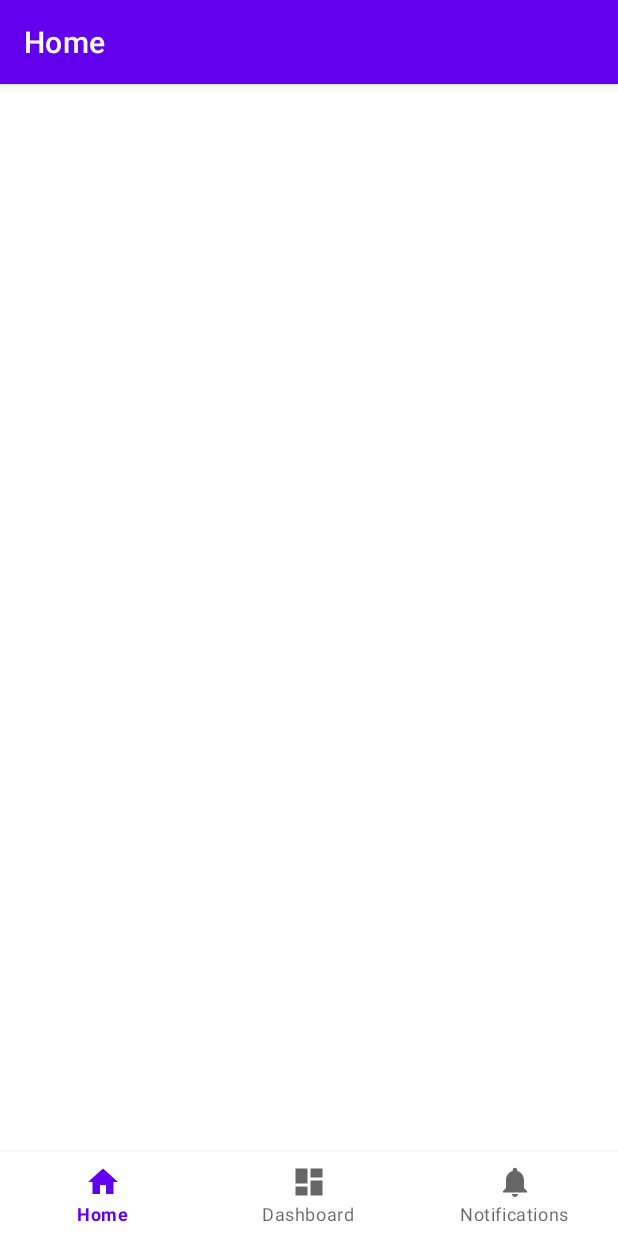
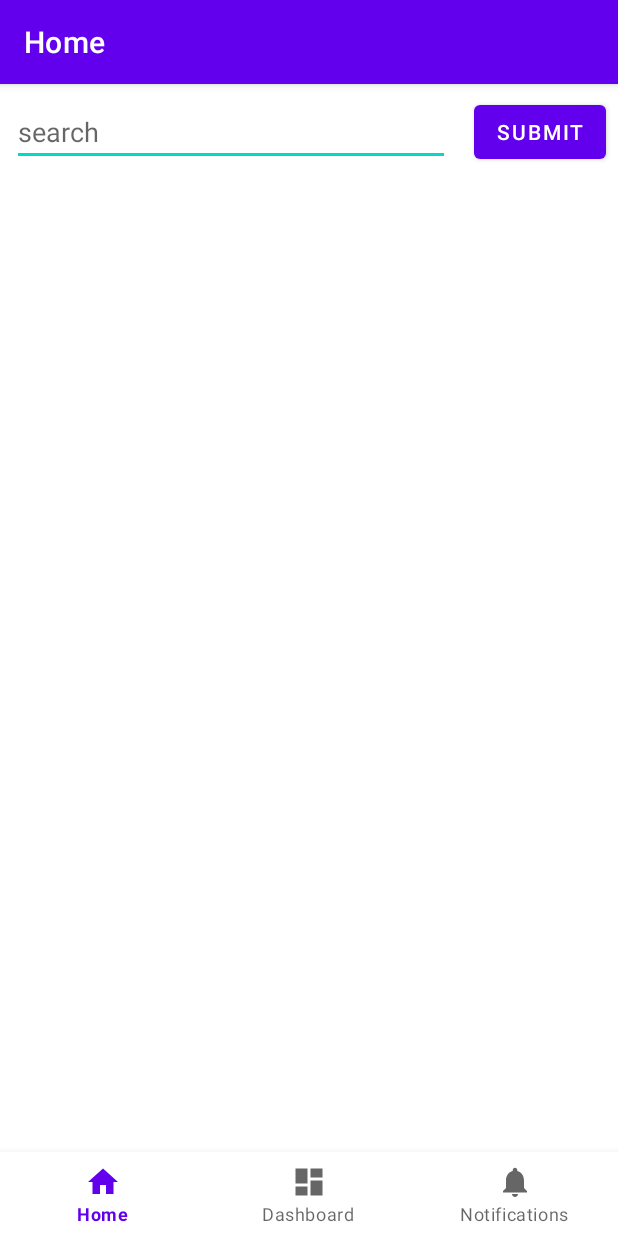
Before and after one commit to freejool/CountDown, an Android app: the screen it shows after launch (MainActivity), on a phone screen of 412 x 824 dp. Run offline under Robolectric (Android 15) with nearby library versions, the phone set to English and light mode, and no system bars; our stand-ins replace Room's generated code, navigation-ui.

Commit message:
added search bar but not implemented

```diff
--- a/app/src/main/java/com/example/countdown/ui/home/HomeFragment.java
+++ b/app/src/main/java/com/example/countdown/ui/home/HomeFragment.java
@@ -50,7 +50,9 @@ public class HomeFragment extends Fragment {
             @Override
             public void onItemClick(AdapterView<?> parent, View view, int position, long id) {
                 CountDownRecord rec = (CountDownRecord) parent.getItemAtPosition(position);
-                Toast.makeText(getContext(), rec.endTime, Toast.LENGTH_LONG).show();
+                Toast.makeText(getContext(),
+                        rec.endTime + (rec.alertBeforeMinutes == -1 ? "" : "\nalert " + rec.alertBeforeMinutes + " mins before"),
+                        Toast.LENGTH_LONG).show();
             }
         });
         recordContainer.setOnItemLongClickListener(new AdapterView.OnItemLongClickListener() {
@@ -58,7 +60,7 @@ public class HomeFragment extends Fragment {
             public boolean onItemLongClick(AdapterView<?> parent, View view, int position, long id) {
                 PopupMenu popupMenu = new PopupMenu(getContext(), view);
                 popupMenu.getMenuInflater().inflate(R.menu.main_delete_menu, popupMenu.getMenu());
-                Log.i("view","longclick");
+                Log.i("view", "longClick");
                 popupMenu.setOnMenuItemClickListener(new PopupMenu.OnMenuItemClickListener() {
                     @Override
                     public boolean onMenuItemClick(MenuItem item) {
--- a/app/src/main/res/layout/fragment_home.xml
+++ b/app/src/main/res/layout/fragment_home.xml
@@ -1,14 +1,47 @@
 <?xml version="1.0" encoding="utf-8"?>
-<androidx.constraintlayout.widget.ConstraintLayout xmlns:android="http://schemas.android.com/apk/res/android"
+<LinearLayout
+    xmlns:android="http://schemas.android.com/apk/res/android"
     xmlns:app="http://schemas.android.com/apk/res-auto"
     xmlns:tools="http://schemas.android.com/tools"
     android:layout_width="match_parent"
     android:layout_height="match_parent"
-    tools:context=".ui.home.HomeFragment">
+    tools:context=".ui.home.HomeFragment"
+    android:orientation="vertical">
+
+    <LinearLayout
+        android:id="@+id/search_view"
+        android:layout_width="match_parent"
+        android:layout_height="wrap_content"
+        android:orientation="horizontal"
+        app:layout_constraintStart_toStartOf="parent"
+        app:layout_constraintTop_toTopOf="parent">
+
+        <EditText
+            android:id="@+id/search_text"
+            android:layout_width="0dp"
+            android:layout_height="wrap_content"
+            android:layout_gravity="center"
+            android:layout_margin="8dp"
+            android:layout_weight="80"
+            android:hint="search" />
+
+        <Button
+            android:id="@+id/search_button"
+            android:layout_width="wrap_content"
+            android:layout_height="wrap_content"
+            android:layout_gravity="center"
+            android:layout_margin="8dp"
+            android:padding="8dp"
+            android:text="@string/submit" />
+    </LinearLayout>
 
     <ListView
         android:id="@+id/count_down_container"
         android:layout_width="match_parent"
         android:layout_height="match_parent"
-        android:orientation="vertical"/>
-</androidx.constraintlayout.widget.ConstraintLayout>
+        android:orientation="vertical"
+        app:layout_constraintEnd_toEndOf="parent"
+        app:layout_constraintHorizontal_bias="1.0"
+        app:layout_constraintStart_toStartOf="parent"
+        app:layout_constraintTop_toBottomOf="@+id/search_view" />
+</LinearLayout>
--- a/app/src/main/res/values/strings.xml
+++ b/app/src/main/res/values/strings.xml
@@ -15,4 +15,8 @@
     <string name="secs_left">secs left</string>
     <string name="mins_left">mins left</string>
     <string name="delete">delete</string>
+    <string-array name="choose_music">
+        <item>no music</item>
+        <item>custom…</item>
+    </string-array>
 </resources>
```
Also changed, not shown: app/src/main/java/com/example/countdown/MainActivity.java (+8 -2 lines), app/src/main/java/com/example/countdown/entity/CountDownRecord.java (+9 -3 lines), app/src/main/java/com/example/countdown/tools/AlertTimer.java (+15 -5 lines), app/src/main/java/com/example/countdown/ui/dashboard/DashboardFragment.java (+78 -12 lines), app/src/main/res/layout/fragment_dashboard.xml (+10 -0 lines).
